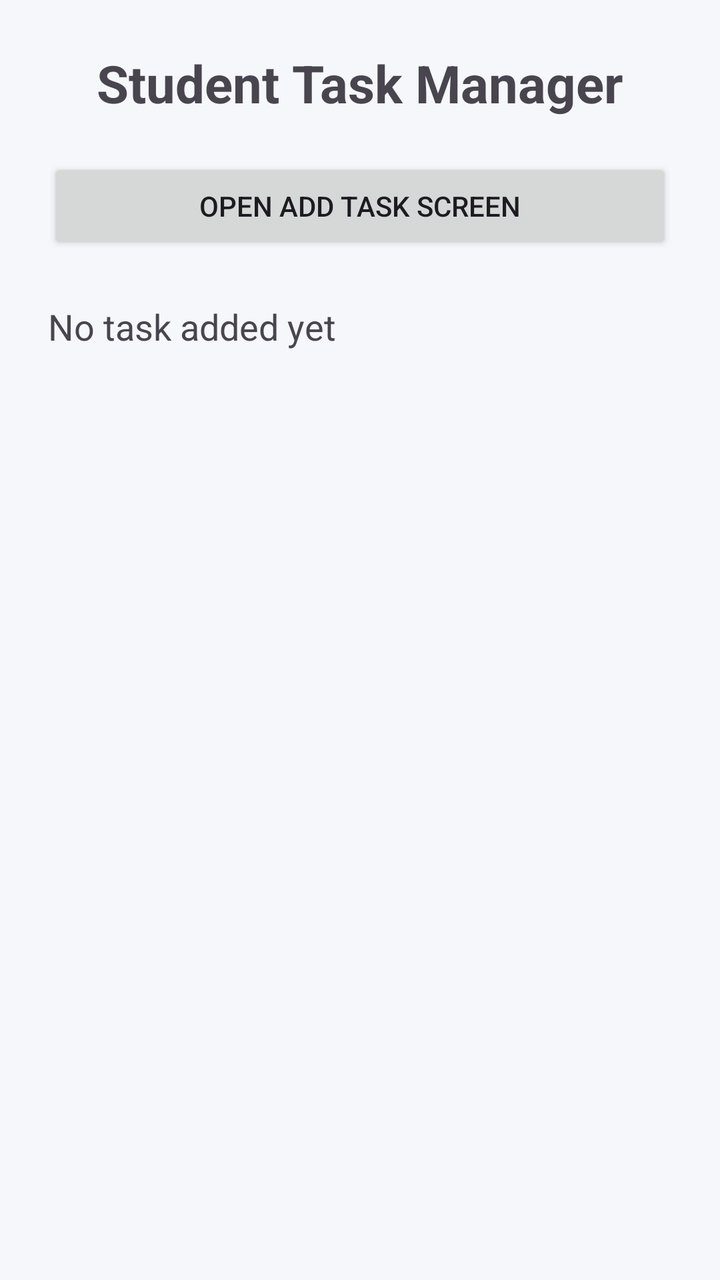
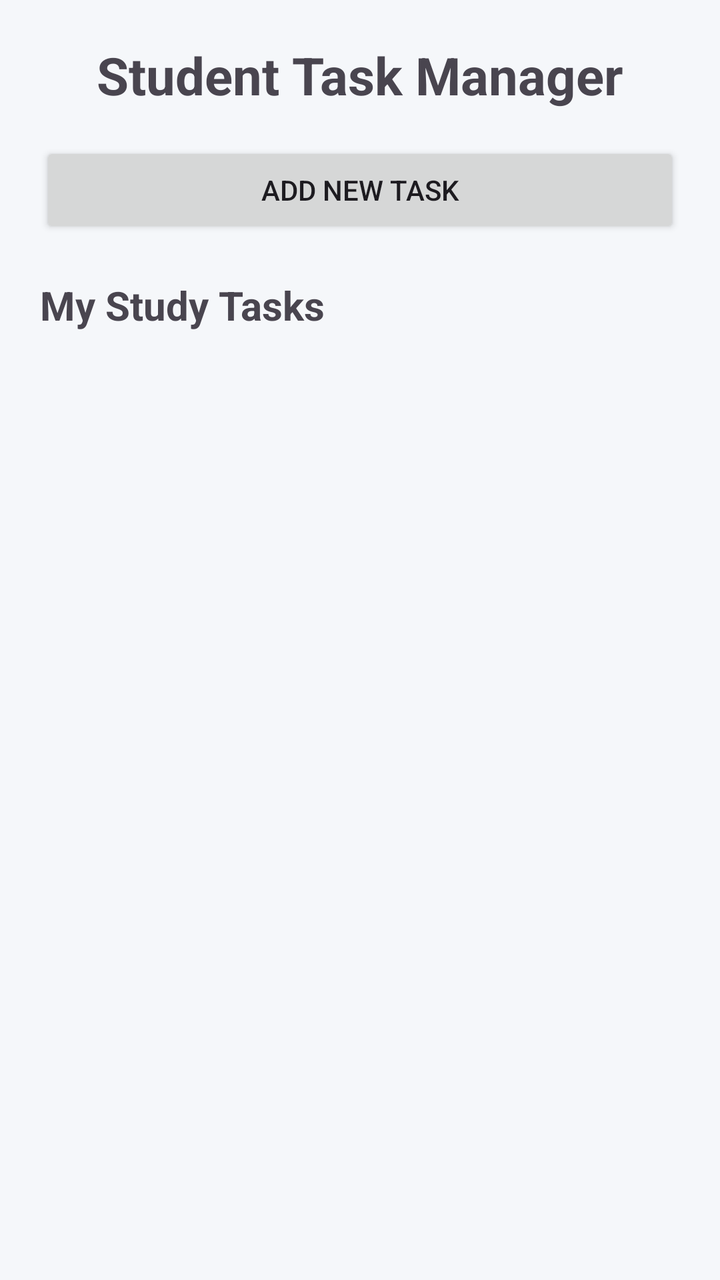

The first picture is an Android layout as it rendered before a commit; the second is the same layout after the commit. The layout source and the unified diff follow.
<!-- AndroidManifest.xml: application theme Theme.StudentTaskManager -->
<!-- res/layout/activity_main.xml -->
<?xml version="1.0" encoding="utf-8"?>
<LinearLayout xmlns:android="http://schemas.android.com/apk/res/android"
    android:layout_width="match_parent"
    android:layout_height="match_parent"
    android:orientation="vertical"
    android:padding="24dp"
    android:background="#F5F7FA">

    <TextView
        android:id="@+id/titleText"
        android:layout_width="match_parent"
        android:layout_height="wrap_content"
        android:text="Student Task Manager"
        android:textSize="26sp"
        android:textStyle="bold"
        android:gravity="center"
        android:layout_marginBottom="20dp" />

    <Button
        android:id="@+id/openAddTaskButton"
        android:layout_width="match_parent"
        android:layout_height="wrap_content"
        android:text="Open Add Task Screen" />

    <TextView
        android:id="@+id/homeResultText"
        android:layout_width="match_parent"
        android:layout_height="wrap_content"
        android:text="No task added yet"
        android:textSize="18sp"
        android:layout_marginTop="24dp" />

</LinearLayout>
<!-- resources referenced by this layout -->
<resources>
  <style name="Theme.StudentTaskManager" parent="Base.Theme.StudentTaskManager" />
  <style name="Base.Theme.StudentTaskManager" parent="Theme.Material3.DayNight.NoActionBar">
          
          
      </style>
</resources>

<!-- the commit's change to res/layout/activity_main.xml (unified diff, before → after) -->
@@ -3,7 +3,7 @@
     android:layout_width="match_parent"
     android:layout_height="match_parent"
     android:orientation="vertical"
-    android:padding="24dp"
+    android:padding="20dp"
     android:background="#F5F7FA">
 
     <TextView
@@ -14,20 +14,29 @@
         android:textSize="26sp"
         android:textStyle="bold"
         android:gravity="center"
-        android:layout_marginBottom="20dp" />
+        android:layout_marginBottom="16dp" />
 
     <Button
         android:id="@+id/openAddTaskButton"
         android:layout_width="match_parent"
         android:layout_height="wrap_content"
-        android:text="Open Add Task Screen" />
+        android:text="Add New Task" />
 
     <TextView
-        android:id="@+id/homeResultText"
+        android:id="@+id/listTitleText"
         android:layout_width="match_parent"
         android:layout_height="wrap_content"
-        android:text="No task added yet"
-        android:textSize="18sp"
-        android:layout_marginTop="24dp" />
+        android:text="My Study Tasks"
+        android:textSize="20sp"
+        android:textStyle="bold"
+        android:layout_marginTop="20dp"
+        android:layout_marginBottom="8dp" />
+
+    <ListView
+        android:id="@+id/taskListView"
+        android:layout_width="match_parent"
+        android:layout_height="match_parent"
+        android:divider="#DDDDDD"
+        android:dividerHeight="1dp" />
 
 </LinearLayout>
